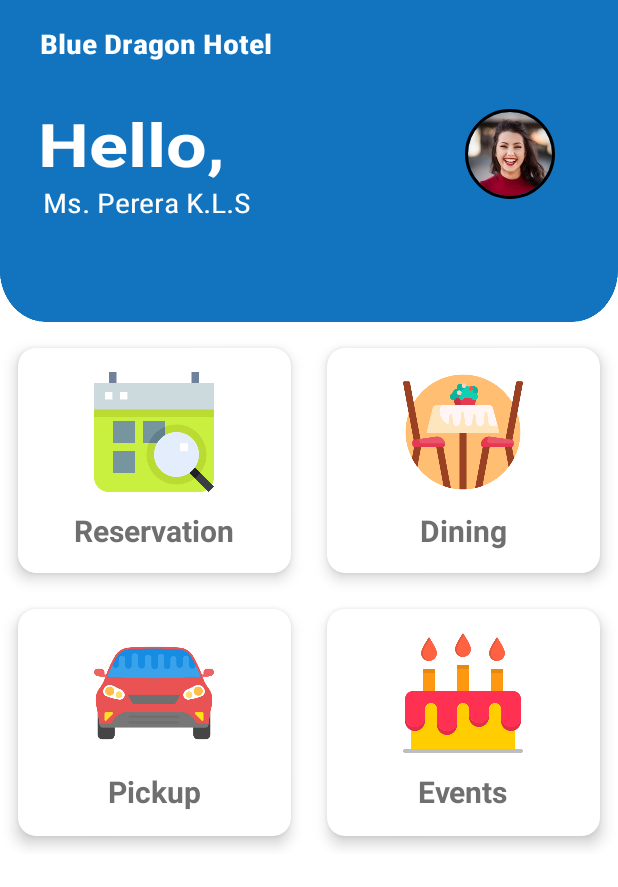
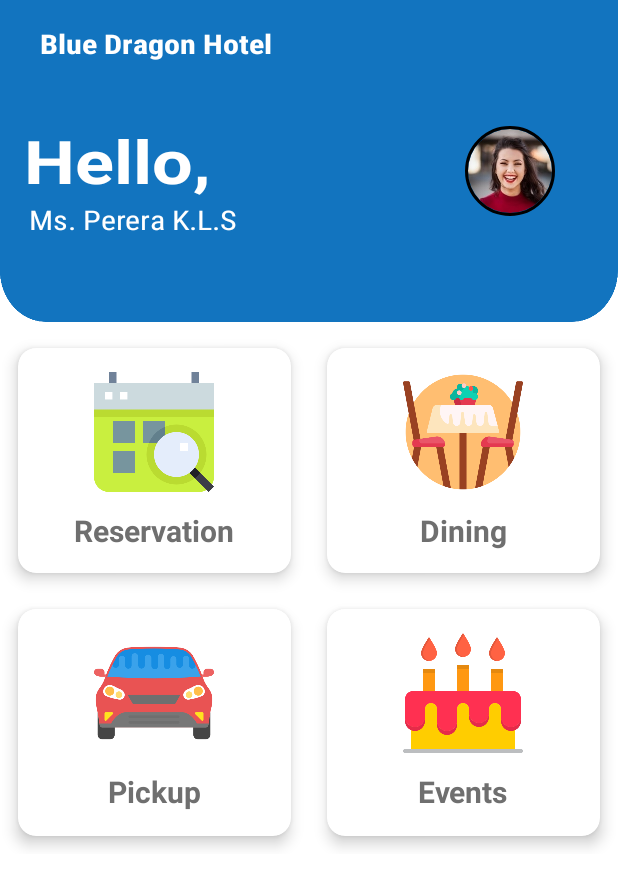
Before and after one commit to KusalPriyanka/Hotel-Management-App, an Android app: the MainActivity screen opened directly, with no data from a screen before it, on a phone screen of 412 x 824 dp. Shown: the top 887 px of the screen. Run offline under Robolectric (Android 15) with nearby library versions, the phone set to English and light mode, and no system bars; our stand-ins replace CircleImageView.

```diff
--- a/app/src/main/res/layout/activity_main.xml
+++ b/app/src/main/res/layout/activity_main.xml
@@ -23,10 +23,10 @@
         android:textStyle="bold"
         app:layout_constraintBottom_toBottomOf="parent"
         app:layout_constraintEnd_toEndOf="parent"
-        app:layout_constraintHorizontal_bias="0.064"
+        app:layout_constraintHorizontal_bias="0.029"
         app:layout_constraintStart_toStartOf="parent"
         app:layout_constraintTop_toBottomOf="@+id/textView3"
-        app:layout_constraintVertical_bias="0.027" />
+        app:layout_constraintVertical_bias="0.043" />
 
     <TextView
         android:id="@+id/textView2"
```
